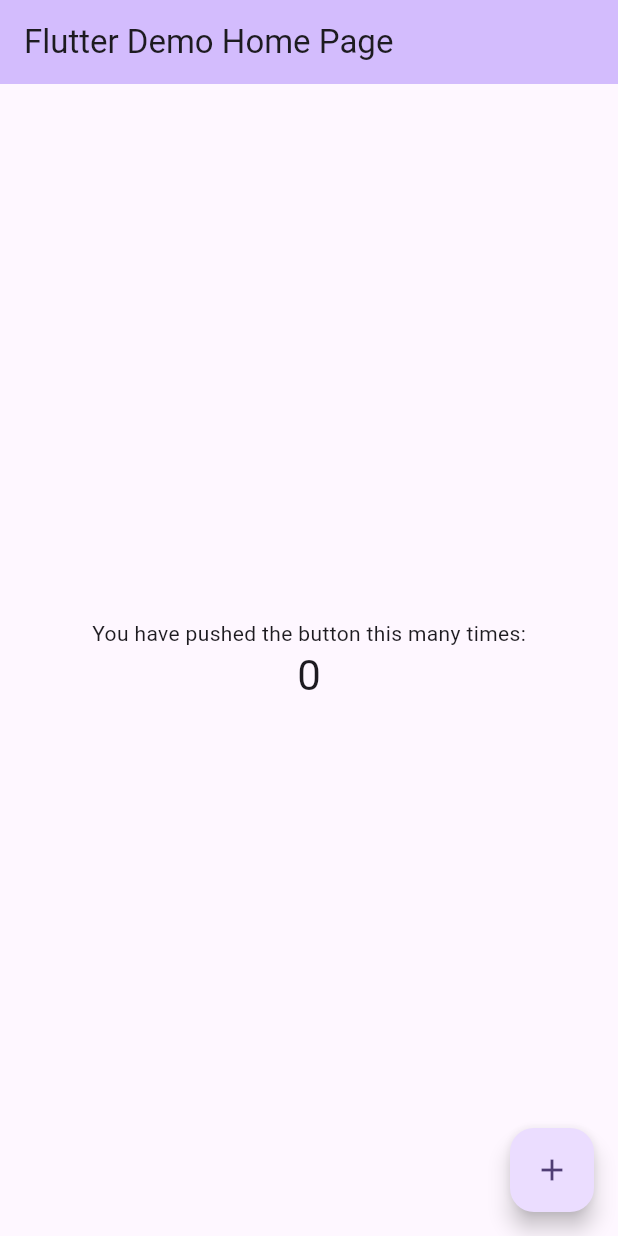
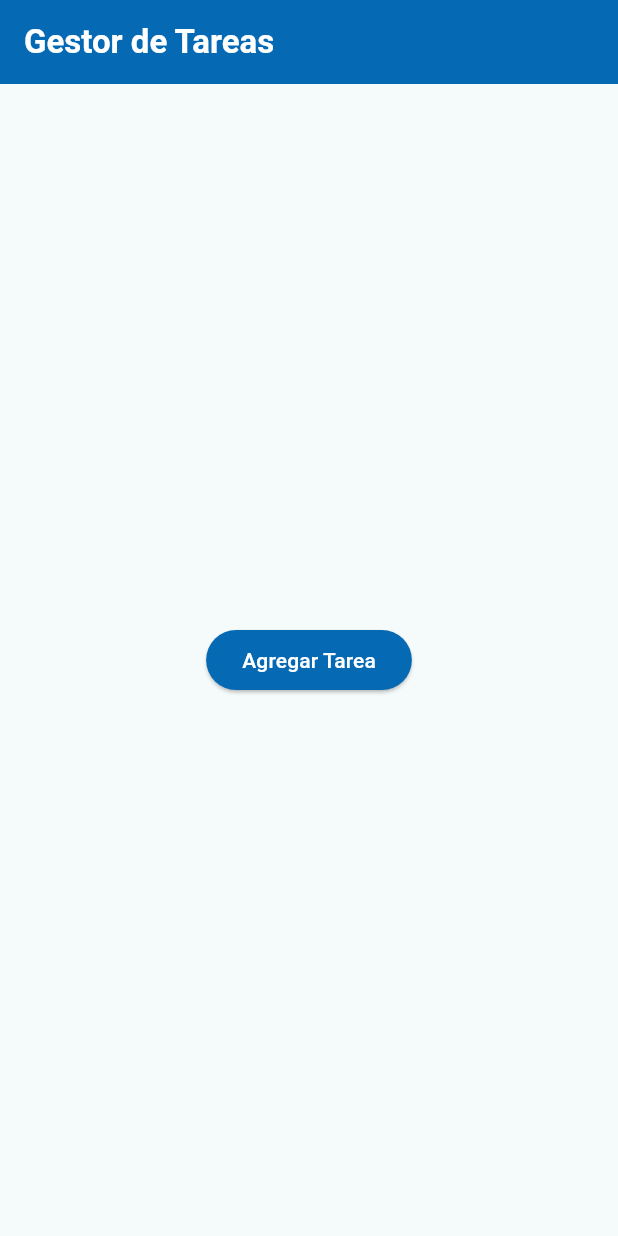
Before and after one commit to MariaJoseMendieta/gestor_de_tareas_flutter, a Flutter app: the screen it shows after launch, on a phone screen of 412 x 824 dp. Run offline on Flutter 3.47's test engine with Material 3 defaults, Android fonts, the phone set to English and light mode, and no system bars.

Commit message:
➕ Creación página "Agregar Tarea" para ingresar los datos necesarios

```diff
--- a/lib/main.dart
+++ b/lib/main.dart
@@ -1,4 +1,5 @@
 import 'package:flutter/material.dart';
+import 'package:gestor_de_tareas_flutter/screens/tasks_screen.dart';
 
 void main() {
   runApp(const MyApp());
@@ -7,116 +8,8 @@ void main() {
 class MyApp extends StatelessWidget {
   const MyApp({super.key});
 
-  // This widget is the root of your application.
   @override
   Widget build(BuildContext context) {
-    return MaterialApp(
-      title: 'Flutter Demo',
-      theme: ThemeData(
-        // This is the theme of your application.
-        //
-        // TRY THIS: Try running your application with "flutter run". You'll see
-        // the application has a purple toolbar. Then, without quitting the app,
-        // try changing the seedColor in the colorScheme below to Colors.green
-        // and then invoke "hot reload" (save your changes or press the "hot
-        // reload" button in a Flutter-supported IDE, or press "r" if you used
-        // the command line to start the app).
-        //
-        // Notice that the counter didn't reset back to zero; the application
-        // state is not lost during the reload. To reset the state, use hot
-        // restart instead.
-        //
-        // This works for code too, not just values: Most code changes can be
-        // tested with just a hot reload.
-        colorScheme: ColorScheme.fromSeed(seedColor: Colors.deepPurple),
-      ),
-      home: const MyHomePage(title: 'Flutter Demo Home Page'),
-    );
+    return MaterialApp(home: TasksScreen());
   }
 }
-
-class MyHomePage extends StatefulWidget {
-  const MyHomePage({super.key, required this.title});
-
-  // This widget is the home page of your application. It is stateful, meaning
-  // that it has a State object (defined below) that contains fields that affect
-  // how it looks.
-
-  // This class is the configuration for the state. It holds the values (in this
-  // case the title) provided by the parent (in this case the App widget) and
-  // used by the build method of the State. Fields in a Widget subclass are
-  // always marked "final".
-
-  final String title;
-
-  @override
-  State<MyHomePage> createState() => _MyHomePageState();
-}
-
-class _MyHomePageState extends State<MyHomePage> {
-  int _counter = 0;
-
-  void _incrementCounter() {
-    setState(() {
-      // This call to setState tells the Flutter framework that something has
-      // changed in this State, which causes it to rerun the build method below
-      // so that the display can reflect the updated values. If we changed
-      // _counter without calling setState(), then the build method would not be
-      // called again, and so nothing would appear to happen.
-      _counter++;
-    });
-  }
-
-  @override
-  Widget build(BuildContext context) {
-    // This method is rerun every time setState is called, for instance as done
-    // by the _incrementCounter method above.
-    //
-    // The Flutter framework has been optimized to make rerunning build methods
-    // fast, so that you can just rebuild anything that needs updating rather
-    // than having to individually change instances of widgets.
-    return Scaffold(
-      appBar: AppBar(
-        // TRY THIS: Try changing the color here to a specific color (to
-        // Colors.amber, perhaps?) and trigger a hot reload to see the AppBar
-        // change color while the other colors stay the same.
-        backgroundColor: Theme.of(context).colorScheme.inversePrimary,
-        // Here we take the value from the MyHomePage object that was created by
-        // the App.build method, and use it to set our appbar title.
-        title: Text(widget.title),
-      ),
-      body: Center(
-        // Center is a layout widget. It takes a single child and positions it
-        // in the middle of the parent.
-        child: Column(
-          // Column is also a layout widget. It takes a list of children and
-          // arranges them vertically. By default, it sizes itself to fit its
-          // children horizontally, and tries to be as tall as its parent.
-          //
-          // Column has various properties to control how it sizes itself and
-          // how it positions its children. Here we use mainAxisAlignment to
-          // center the children vertically; the main axis here is the vertical
-          // axis because Columns are vertical (the cross axis would be
-          // horizontal).
-          //
-          // TRY THIS: Invoke "debug painting" (choose the "Toggle Debug Paint"
-          // action in the IDE, or press "p" in the console), to see the
-          // wireframe for each widget.
-          mainAxisAlignment: MainAxisAlignment.center,
-          children: <Widget>[
-            const Text('You have pushed the button this many times:'),
-            Text(
-              '$_counter',
-              style: Theme.of(context).textTheme.headlineMedium,
-            ),
-          ],
-        ),
-      ),
-      floatingActionButton: FloatingActionButton(
-        onPressed: _incrementCounter,
-        tooltip: 'Increment',
-        child: const Icon(Icons.add),
-      ), // This trailing comma makes auto-formatting nicer for build methods.
-    );
-  }
-}
--- /dev/null
+++ b/lib/screens/tasks_screen.dart
@@ -0,0 +1,34 @@
+import 'package:flutter/material.dart';
+import 'package:gestor_de_tareas_flutter/screens/add_task_screen.dart';
+
+class TasksScreen extends StatelessWidget {
+  const TasksScreen({super.key});
+
+  @override
+  Widget build(BuildContext context) {
+    return Scaffold(
+      appBar: AppBar(
+        backgroundColor: Color(0xFF0569B4),
+        title: Text(
+          'Gestor de Tareas',
+          style: TextStyle(color: Colors.white, fontWeight: FontWeight.bold),
+        ),
+      ),
+      backgroundColor: Color(0xFFF5FAFA),
+      body: SafeArea(
+        child: Center(
+          child: ElevatedButton(
+            onPressed: () {
+              Navigator.push(
+                context,
+                MaterialPageRoute(builder: (context) => AddTaskScreen()),
+              );
+            },
+            style: ElevatedButton.styleFrom(backgroundColor: Color(0xFF0569B4)),
+            child: Text('Agregar Tarea', style: TextStyle(color: Colors.white)),
+          ),
+        ),
+      ),
+    );
+  }
+}
--- a/pubspec.yaml
+++ b/pubspec.yaml
@@ -34,6 +34,7 @@ dependencies:
   # The following adds the Cupertino Icons font to your application.
   # Use with the CupertinoIcons class for iOS style icons.
   cupertino_icons: ^1.0.8
+  intl: ^0.19.0
 
 dev_dependencies:
   flutter_test:
```
Also changed, not shown: lib/screens/add_task_screen.dart (added, +267 -0 lines), pubspec.lock.
